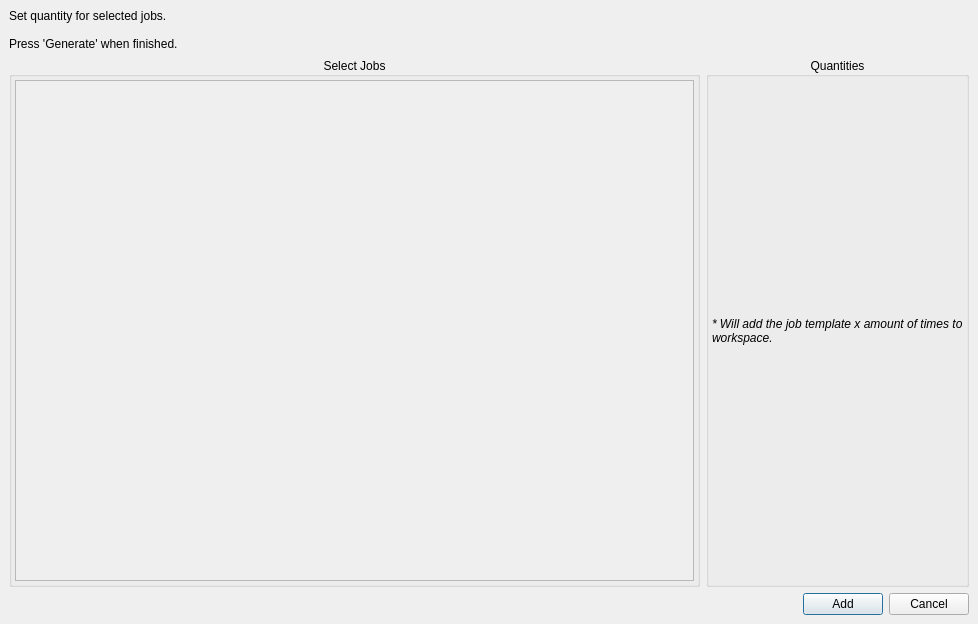
Old version of the form ui/dialogs/send_jobs_to_workspace_dialog.ui in the repository TheCodingJsoftware/Invigo.
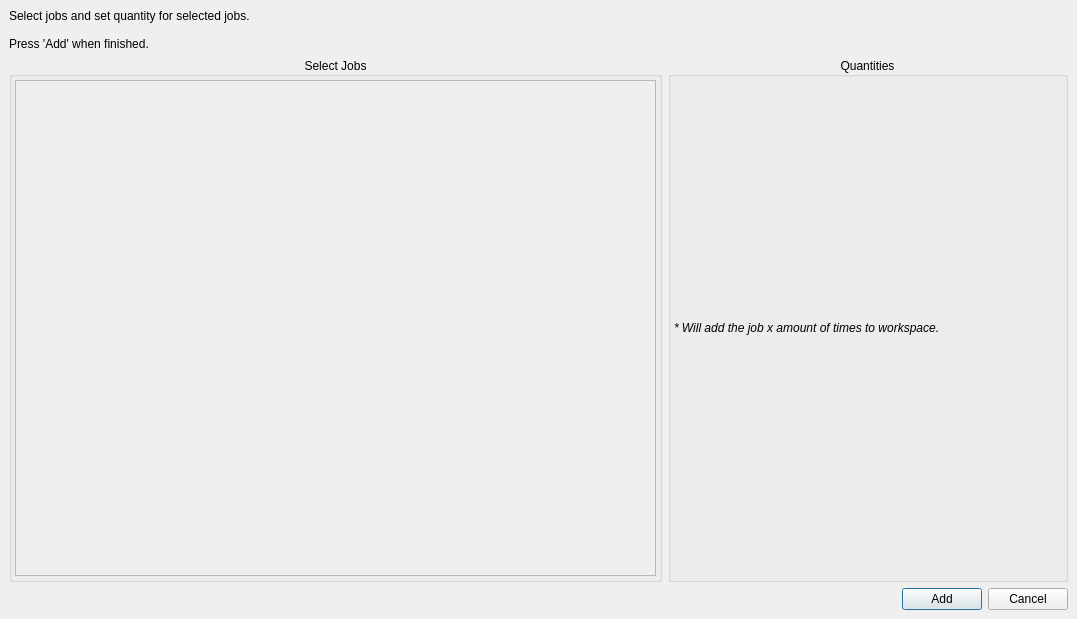
New version of the form.

The edit to the form file:
```diff
--- a/ui/dialogs/send_jobs_to_workspace_dialog.ui
+++ b/ui/dialogs/send_jobs_to_workspace_dialog.ui
@@ -6,8 +6,8 @@
    <rect>
     <x>0</x>
     <y>0</y>
-    <width>978</width>
-    <height>624</height>
+    <width>1077</width>
+    <height>619</height>
    </rect>
   </property>
   <property name="windowTitle">
@@ -78,9 +78,9 @@
              </sizepolicy>
             </property>
             <property name="text">
-             <string>Set quantity for selected jobs.
+             <string>Select jobs and set quantity for selected jobs.
 
-Press 'Generate' when finished.</string>
+Press 'Add' when finished.</string>
             </property>
             <property name="alignment">
              <set>Qt::AlignmentFlag::AlignLeading|Qt::AlignmentFlag::AlignLeft|Qt::AlignmentFlag::AlignTop</set>
@@ -98,7 +98,7 @@
            <widget class="QGroupBox" name="groupBox">
             <property name="minimumSize">
              <size>
-              <width>200</width>
+              <width>0</width>
               <height>0</height>
              </size>
             </property>
@@ -146,8 +146,8 @@
                  <rect>
                   <x>0</x>
                   <y>0</y>
-                  <width>742</width>
-                  <height>490</height>
+                  <width>641</width>
+                  <height>485</height>
                  </rect>
                 </property>
                 <layout class="QVBoxLayout" name="verticalLayout_5">
@@ -178,6 +178,12 @@
           </item>
           <item>
            <widget class="QGroupBox" name="groupBox_2">
+            <property name="minimumSize">
+             <size>
+              <width>400</width>
+              <height>0</height>
+             </size>
+            </property>
             <property name="maximumSize">
              <size>
               <width>16777215</width>
@@ -214,7 +220,7 @@
                 </font>
                </property>
                <property name="text">
-                <string>* Will add the job template x amount of times to workspace.</string>
+                <string>* Will add the job x amount of times to workspace.</string>
                </property>
                <property name="wordWrap">
                 <bool>true</bool>
```
Left out of the diff: 6 changed lines with no effect on the pictures.
